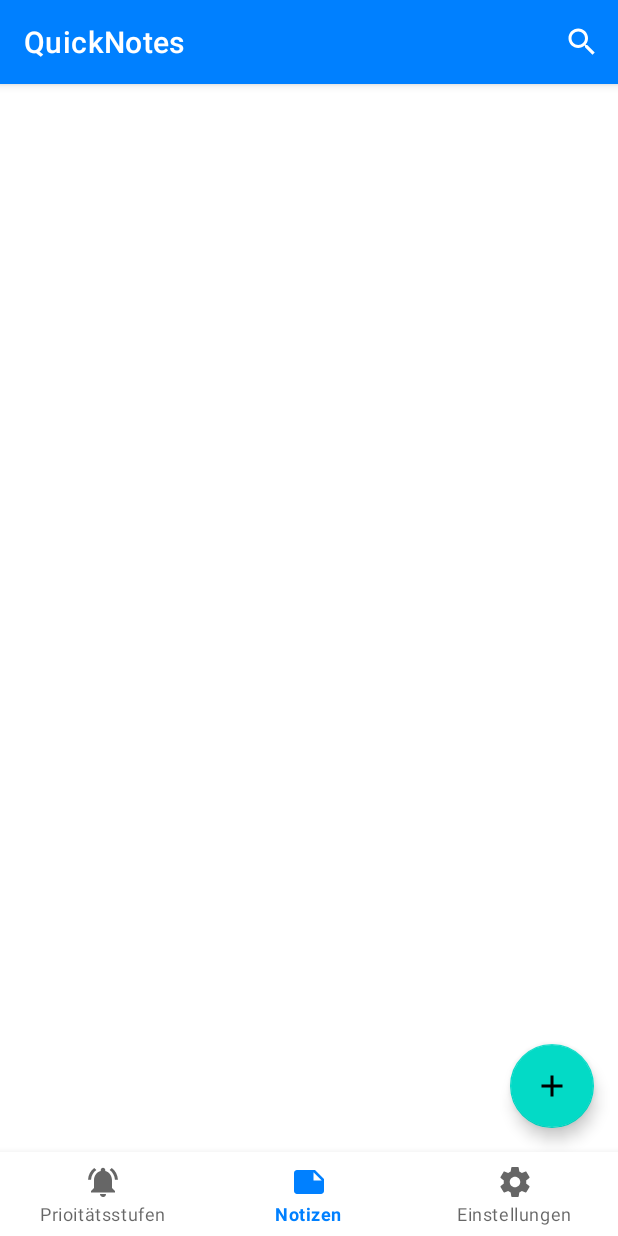
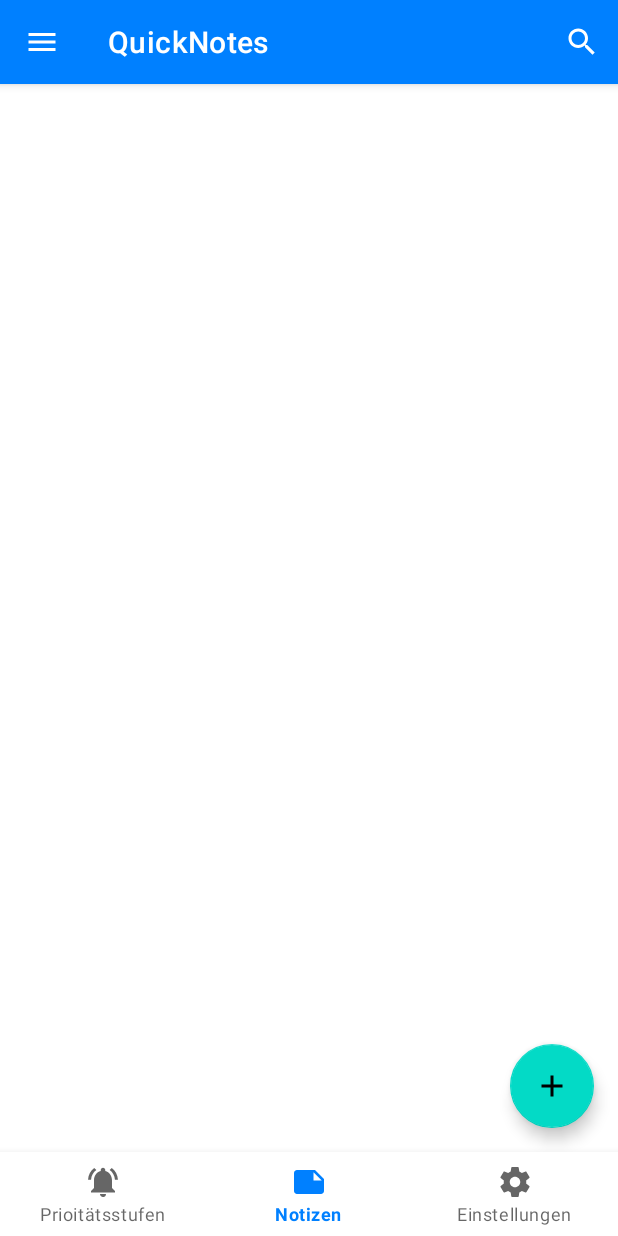
Before and after one commit to SengGruppe/QuickNotes, an Android app: the screen it shows after launch (MainActivity), on a phone screen of 412 x 824 dp. Run offline under Robolectric (Android 15) with nearby library versions, the phone set to English and light mode, and no system bars; our stand-ins replace data binding; libraries missing offline, so code that uses them is left out: com.crashlytics.android, io.fabric.sdk; 1 statement that could not run was skipped.

Commit message:
Added menu icon in actionbar when notefragement is opened

```diff
--- a/app/src/main/java/io/github/senggruppe/quicknotes/activities/MainActivity.java
+++ b/app/src/main/java/io/github/senggruppe/quicknotes/activities/MainActivity.java
@@ -6,6 +6,7 @@ import android.support.design.widget.BottomNavigationView;
 import android.support.v7.app.AppCompatActivity;
 import android.util.SparseArray;
 import android.view.Menu;
+import android.view.MenuItem;
 
 import com.crashlytics.android.Crashlytics;
 
@@ -23,6 +24,9 @@ public class MainActivity extends AppCompatActivity {
     protected void onCreate(Bundle savedInstanceState) {
         super.onCreate(savedInstanceState);
         Fabric.with(this, new Crashlytics());
+
+        getSupportActionBar().setDisplayHomeAsUpEnabled(true);
+        getSupportActionBar().setHomeAsUpIndicator(R.drawable.ic_menu);
 
         // Inflate (w/o data binding)
         setContentView(R.layout.activity_main);
@@ -50,6 +54,7 @@ public class MainActivity extends AppCompatActivity {
                 }
                 fragmentCache.put(item.getItemId(), f);
             }
+            getSupportActionBar().setDisplayHomeAsUpEnabled(item.getItemId() == R.id.btnNotes);
             getFragmentManager().beginTransaction().replace(R.id.content, f).commit();
             currentMenu = item.getItemId();
             return true;
@@ -62,4 +67,16 @@ public class MainActivity extends AppCompatActivity {
         getMenuInflater().inflate(R.menu.options_menu, menu);
         return true;
     }
+
+    @Override
+    public boolean onOptionsItemSelected(MenuItem item) {
+        switch (item.getItemId()) {
+            case android.R.id.home:
+                ((FragmentNotes) fragmentCache.get(R.id.btnNotes)).openDrawer();
+                break;
+            default:
+                return super.onOptionsItemSelected(item);
+        }
+        return true;
+    }
 }
--- /dev/null
+++ b/app/src/main/res/drawable/ic_menu.xml
@@ -0,0 +1,9 @@
+<vector xmlns:android="http://schemas.android.com/apk/res/android"
+    android:width="24dp"
+    android:height="24dp"
+    android:viewportHeight="24.0"
+    android:viewportWidth="24.0">
+    <path
+        android:fillColor="#FFFFFFFF"
+        android:pathData="M3,18h18v-2L3,16v2zM3,13h18v-2L3,11v2zM3,6v2h18L21,6L3,6z" />
+</vector>
--- a/app/src/main/res/layout/fragment_notes.xml
+++ b/app/src/main/res/layout/fragment_notes.xml
@@ -2,6 +2,7 @@
     xmlns:app="http://schemas.android.com/apk/res-auto">
 
     <android.support.v4.widget.DrawerLayout
+        android:id="@+id/label_drawer"
         android:layout_width="match_parent"
         android:layout_height="match_parent">
 
```
Also changed, not shown: app/src/main/java/io/github/senggruppe/quicknotes/fragments/FragmentNotes.java (+7 -0 lines).
